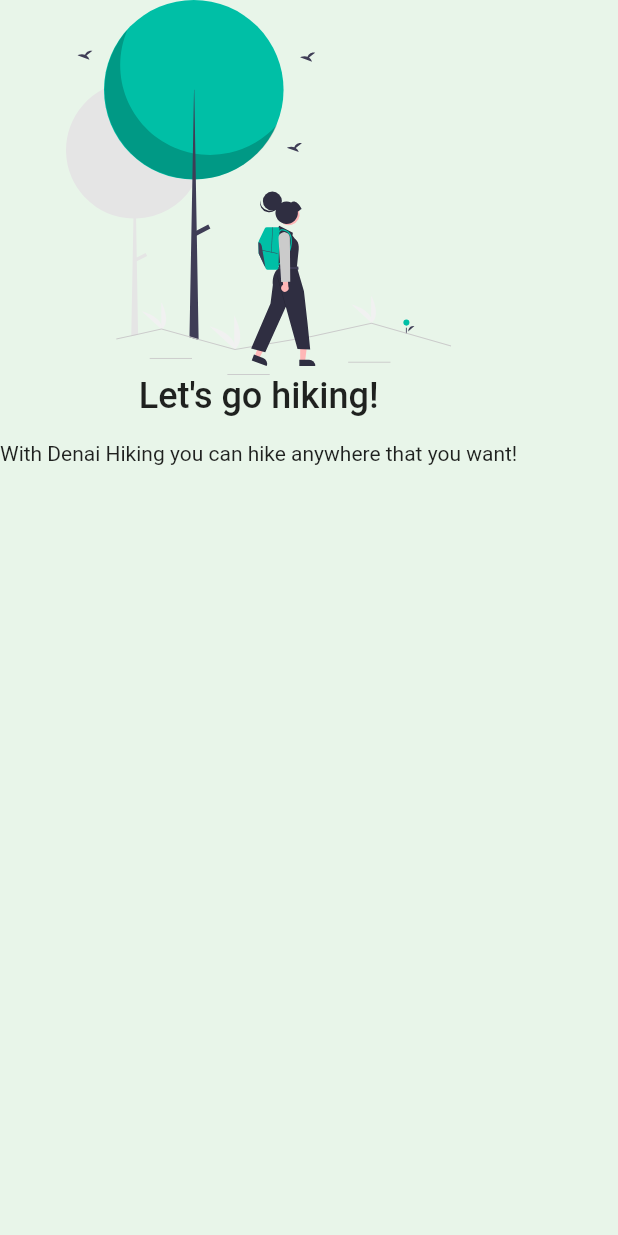
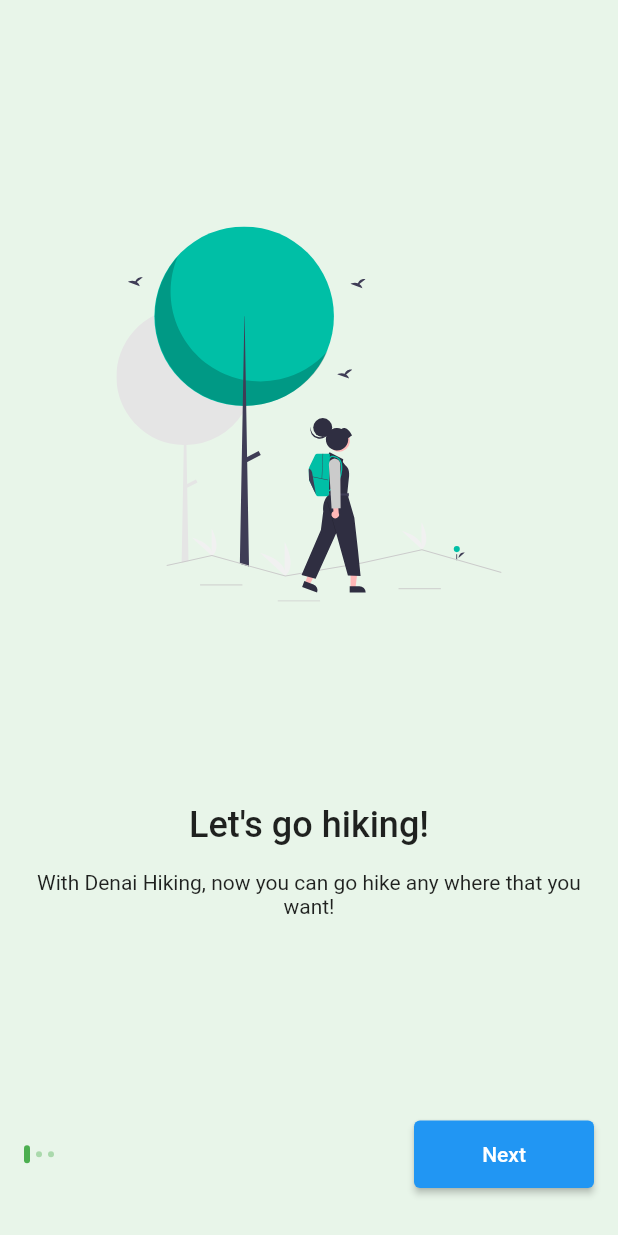
Before and after one commit to Mudennn/Denai_app, a Flutter app: the screen it shows after launch, on a phone screen of 412 x 824 dp. Run offline on Flutter 3.47's test engine with Material 2 defaults, Android fonts, the light colour scheme and no system bars; our stand-ins replace flutter_svg.

Commit message:
complete welcome page

```diff
--- a/lib/pages/welcome_page.dart
+++ b/lib/pages/welcome_page.dart
@@ -1,24 +1,164 @@
 import 'package:flutter/material.dart';
 import 'package:flutter_svg/flutter_svg.dart';
 
-class WelcomePage extends StatelessWidget {
+class WelcomePage extends StatefulWidget {
   const WelcomePage({super.key});
+
+  @override
+  State<WelcomePage> createState() => _WelcomePageState();
+}
+
+class _WelcomePageState extends State<WelcomePage> {
+  late PageController _pageController;
+
+  int _pageIndex = 0;
+
+  @override
+  void initState() {
+    _pageController = PageController(initialPage: 0);
+    super.initState();
+  }
+
+  @override
+  void dispose() {
+    _pageController.dispose();
+    super.dispose();
+  }
 
   @override
   Widget build(BuildContext context) {
     return Scaffold(
       backgroundColor: Colors.green[50],
       body: SafeArea(
+        child: Padding(
+          padding: const EdgeInsets.all(16.0),
           child: Column(
+            children: [
+              Expanded(
+                child: PageView.builder(
+                  itemCount: demo_data.length,
+                  controller: _pageController,
+                  onPageChanged: (index) {
+                    setState(() {
+                      _pageIndex = index;
+                    });
+                  },
+                  itemBuilder: (context, index) => OnboardContent(
+                    image: demo_data[index].image,
+                    title: demo_data[index].title,
+                    description: demo_data[index].description,
+                  ),
+                ),
+              ),
+              Row(
+                children: [
+                  ...List.generate(
+                      demo_data.length,
+                      (index) => Padding(
+                            padding: const EdgeInsets.only(right: 4),
+                            child: DotIndicator(isActive: index == _pageIndex),
+                          )),
+                  const Spacer(),
+                  SizedBox(
+                    height: 45,
+                    width: 120,
+                    child: ElevatedButton(
+                      child: const Text('Next'),
+                      onPressed: () {
+                        _pageController.nextPage(
+                            duration: const Duration(milliseconds: 300),
+                            curve: Curves.ease);
+                      },
+                    ),
+                  ),
+                ],
+              ),
+              const SizedBox(height: 16),
+            ],
+          ),
+        ),
+      ),
+    );
+  }
+}
+
+class DotIndicator extends StatelessWidget {
+  const DotIndicator({
+    Key? key,
+    this.isActive = false,
+  }) : super(key: key);
+
+  final bool isActive;
+
+  @override
+  Widget build(BuildContext context) {
+    return AnimatedContainer(
+      duration: const Duration(milliseconds: 300),
+      height: isActive ? 12 : 4,
+      width: 4,
+      decoration: BoxDecoration(
+        color: isActive ?Colors.green[500] : Colors.green[500]?.withOpacity(0.4),
+        borderRadius: const BorderRadius.all(
+          Radius.circular(12),
+        ),
+      ),
+    );
+  }
+}
+
+class Onboard {
+  final String image, title, description;
+
+  Onboard({
+    required this.image,
+    required this.title,
+    required this.description,
+  });
+}
+
+final List<Onboard> demo_data = [
+  Onboard(
+    image: "image/Hiking.svg",
+    title: "Let's go hiking!",
+    description:
+        "With Denai Hiking, now you can go hike any where that you want!",
+  ),
+  Onboard(
+    image: "image/Community.svg",
+    title: "Build your own community",
+    description: "Now you can create your on community in one place!",
+  ),
+  Onboard(
+    image: "image/Card Credit.svg",
+    title: "Fast and Secure Payment",
+    description: "No need to do manualy!",
+  ),
+];
+
+class OnboardContent extends StatelessWidget {
+  const OnboardContent({
+    Key? key,
+    required this.image,
+    required this.title,
+    required this.description,
+  }) : super(key: key);
+
+  final String image, title, description;
+
+  @override
+  Widget build(BuildContext context) {
+    return Column(
       crossAxisAlignment: CrossAxisAlignment.center,
       mainAxisAlignment: MainAxisAlignment.start,
       children: [
+        const Spacer(),
         SvgPicture.asset(
-              "image/Hiking.svg",
+          image,
           height: 250,
         ),
+        const Spacer(),
         Text(
-              "Let's go hiking!",
+          title,
           textAlign: TextAlign.center,
           style: Theme.of(context)
               .textTheme
@@ -26,13 +166,12 @@
               .copyWith(fontWeight: FontWeight.w500),
         ),
         const SizedBox(height: 16),
-            const Text(
-              "With Denai Hiking you can hike anywhere that you want!",
+        Text(
+          description,
           textAlign: TextAlign.center,
-            )
+        ),
+        const Spacer(),
       ],
-        ),
-      ),
     );
   }
 }
```
Lines whose indentation alone changed are shown as unchanged.
